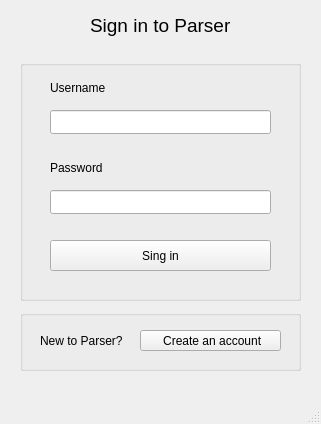
Before: the Qt Designer form Client/mainwindow.ui in BinaryBun/Parser, drawn with Qt 5.
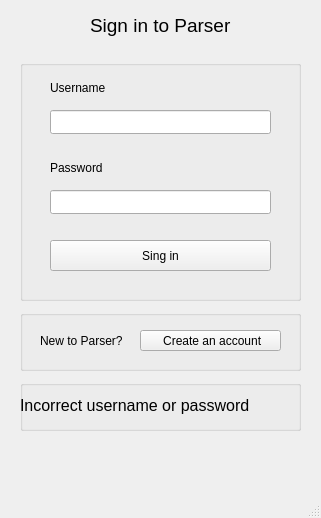
After: the same form once the commit is applied.

The edit to the form file:
```diff
--- a/Client/mainwindow.ui
+++ b/Client/mainwindow.ui
@@ -13,7 +13,7 @@
     <x>0</x>
     <y>0</y>
     <width>321</width>
-    <height>424</height>
+    <height>518</height>
    </rect>
   </property>
   <property name="sizePolicy">
@@ -177,6 +177,37 @@
      <string/>
     </property>
    </widget>
+   <widget class="QGroupBox" name="groupBox_3">
+    <property name="geometry">
+     <rect>
+      <x>20</x>
+      <y>380</y>
+      <width>281</width>
+      <height>51</height>
+     </rect>
+    </property>
+    <property name="title">
+     <string/>
+    </property>
+    <widget class="QLabel" name="label_5">
+     <property name="geometry">
+      <rect>
+       <x>0</x>
+       <y>0</y>
+       <width>281</width>
+       <height>51</height>
+      </rect>
+     </property>
+     <property name="font">
+      <font>
+       <pointsize>12</pointsize>
+      </font>
+     </property>
+     <property name="text">
+      <string>Incorrect username or password</string>
+     </property>
+    </widget>
+   </widget>
    <zorder>groupBox</zorder>
    <zorder>groupBox_2</zorder>
    <zorder>pushButton</zorder>
```
Left out of the diff: 1 changed line with no effect on the pictures.
